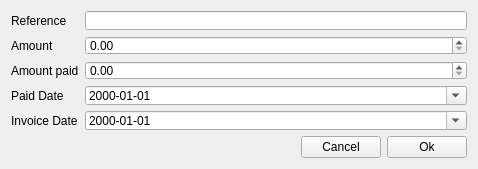
Old version of the form forms/invoiceedit.ui in the repository LukyLuke/PiTres.
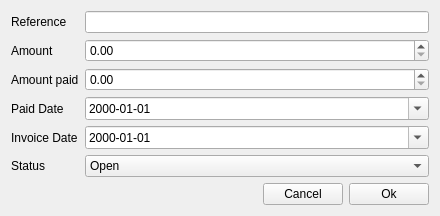
New version of the form.

```diff
--- a/forms/invoiceedit.ui
+++ b/forms/invoiceedit.ui
@@ -6,22 +6,10 @@
    <rect>
     <x>0</x>
     <y>0</y>
-    <width>478</width>
-    <height>169</height>
+    <width>440</width>
+    <height>197</height>
    </rect>
   </property>
-  <property name="minimumSize">
-   <size>
-    <width>478</width>
-    <height>169</height>
-   </size>
-  </property>
-  <property name="maximumSize">
-   <size>
-    <width>478</width>
-    <height>169</height>
-   </size>
-  </property>
   <property name="windowTitle">
    <string>Form</string>
   </property>
@@ -100,6 +88,37 @@
        </property>
       </widget>
      </item>
+     <item row="5" column="0">
+      <widget class="QLabel" name="label_6">
+       <property name="text">
+        <string>Status</string>
+       </property>
+      </widget>
+     </item>
+     <item row="5" column="1">
+      <widget class="QComboBox" name="selectState">
+       <item>
+        <property name="text">
+         <string>Open</string>
+        </property>
+       </item>
+       <item>
+        <property name="text">
+         <string>Canceled</string>
+        </property>
+       </item>
+       <item>
+        <property name="text">
+         <string>Paid</string>
+        </property>
+       </item>
+       <item>
+        <property name="text">
+         <string>Unknown</string>
+        </property>
+       </item>
+      </widget>
+     </item>
     </layout>
    </item>
    <item>
```
